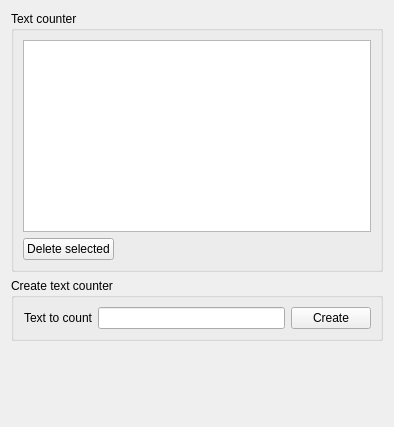
First picture: the form in src/multiserialviewer/ui_files/counterWidget.ui, repository shaag7967/multiserialviewer, before the edit.
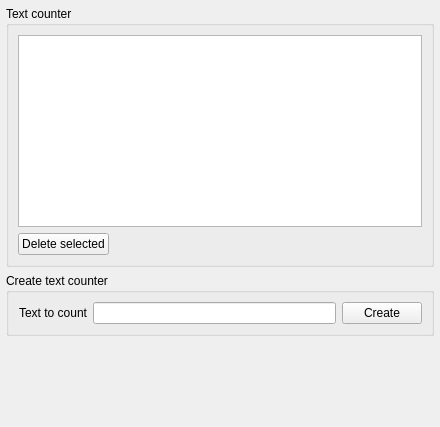
Second picture: the form after the edit.

Diff of the .ui file:
```diff
--- a/src/multiserialviewer/ui_files/counterWidget.ui
+++ b/src/multiserialviewer/ui_files/counterWidget.ui
@@ -6,7 +6,7 @@
    <rect>
     <x>0</x>
     <y>0</y>
-    <width>394</width>
+    <width>440</width>
     <height>427</height>
    </rect>
   </property>
@@ -20,6 +20,18 @@
    <string/>
   </property>
   <layout class="QVBoxLayout" name="verticalLayout_3">
+   <property name="leftMargin">
+    <number>6</number>
+   </property>
+   <property name="topMargin">
+    <number>6</number>
+   </property>
+   <property name="rightMargin">
+    <number>6</number>
+   </property>
+   <property name="bottomMargin">
+    <number>6</number>
+   </property>
    <item>
     <widget class="QGroupBox" name="groupBox_3">
      <property name="title">
@@ -34,6 +46,12 @@
           <verstretch>2</verstretch>
          </sizepolicy>
         </property>
+        <property name="editTriggers">
+         <set>QAbstractItemView::EditTrigger::NoEditTriggers</set>
+        </property>
+        <property name="alternatingRowColors">
+         <bool>true</bool>
+        </property>
         <property name="selectionBehavior">
          <enum>QAbstractItemView::SelectionBehavior::SelectRows</enum>
         </property>
```
Left out of the diff: 3 changed lines with no effect on the pictures.
